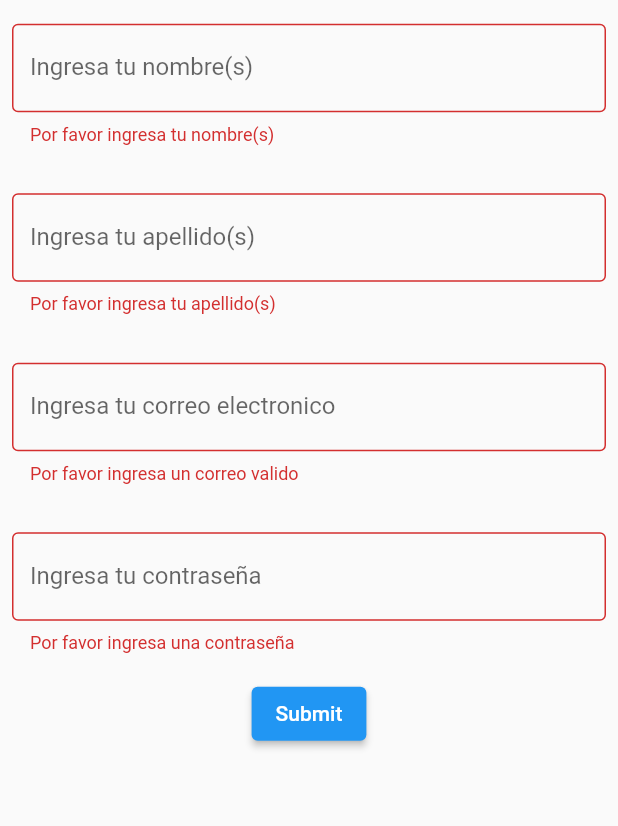
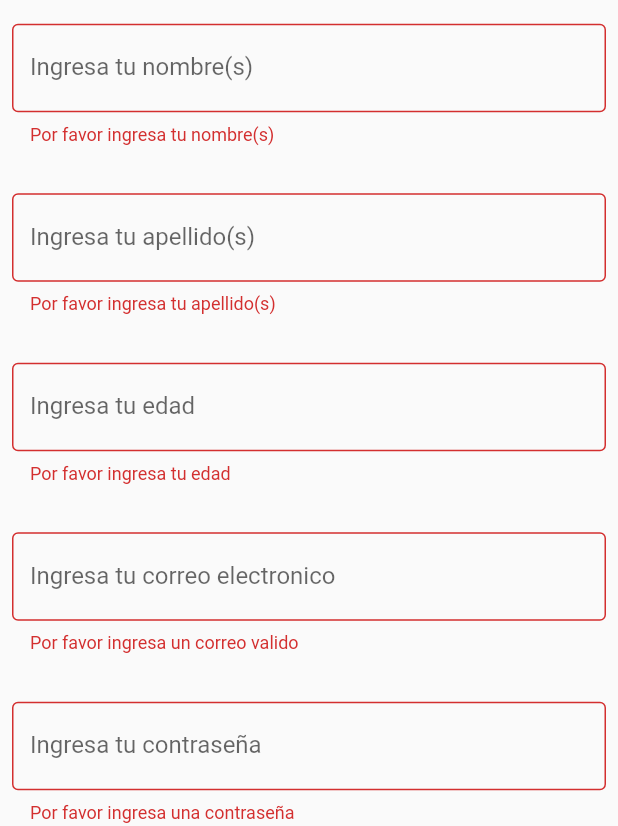
Before and after one commit to chalajr/mobileEducap, a Flutter app: the screen it shows after launch, after a tap on "Submit", on a phone screen of 412 x 824 dp, the part 410-1236 px from its top. Run offline on Flutter 3.47's test engine with Material 2 defaults, Android fonts, the phone set to English and light mode, and no system bars; our stand-ins replace email_validator.

Commit message:
Develop form validations and input save on variable

```diff
--- a/educap_flutter/lib/main.dart
+++ b/educap_flutter/lib/main.dart
@@ -46,7 +46,7 @@ class EduCap extends StatelessWidget {
         backgroundColor: eduCapBlue,
       ),
       title: "EduCap",
-      home: MyCustomForm(),
+      home: const MyCustomForm(),
     );
   }
 }
--- a/educap_flutter/lib/register_form.dart
+++ b/educap_flutter/lib/register_form.dart
@@ -1,4 +1,6 @@
 import 'package:flutter/material.dart';
+import 'package:email_validator/email_validator.dart';
+import 'dart:developer' as developer;
 
 // Define a custom Form widget.
 class MyCustomForm extends StatefulWidget {
@@ -20,6 +22,13 @@ class MyCustomFormState extends State<MyCustomForm> {
   // not a GlobalKey<MyCustomFormState>.
   final _formKey = GlobalKey<FormState>();
 
+  //Variables donde se guardara la informacion de el input del usuario despues de la validacion tienen que ser del tipo TextEditingController
+  final firstName = TextEditingController();
+  final lastName = TextEditingController();
+  final age = TextEditingController();
+  final email = TextEditingController();
+  final password = TextEditingController();
+
   @override
   Widget build(BuildContext context) {
     // Build a Form widget using the _formKey created above.
@@ -27,35 +36,45 @@ class MyCustomFormState extends State<MyCustomForm> {
       appBar: AppBar(
         title: const Text('Registro de cuenta'),
       ),
+      //SingleChildScrollView es para que puedas hacer scroll en el formulario
       body: SingleChildScrollView(
         child: Column(
           mainAxisAlignment: MainAxisAlignment.center,
           children: [
             Image.asset('images/logoEducap-bg.png'),
             Form(
+              //Key necesaria del formulario
               key: _formKey,
               child: Column(
                 children: <Widget>[
+                  //INPUT DE NOMBRE
                   Padding(
                     padding:
                         const EdgeInsets.symmetric(horizontal: 8, vertical: 16),
                     child: TextFormField(
+                      // El controlador es donde se va a guardar el input del usuario despues de la validacion
+                      controller: firstName,
+                      // Validacion del input del usuario
                       validator: (value) {
                         if (value == null || value.isEmpty) {
                           return 'Por favor ingresa tu nombre(s)';
                         }
                         return null;
                       },
+                      //Decoracion para que se vea cool el input
                       decoration: const InputDecoration(
                         border: OutlineInputBorder(),
+                        //Label
                         labelText: 'Ingresa tu nombre(s)',
                       ),
                     ),
                   ),
+                  //INPUT DE APELLIDO
                   Padding(
                     padding:
                         const EdgeInsets.symmetric(horizontal: 8, vertical: 16),
                     child: TextFormField(
+                      controller: lastName,
                       validator: (value) {
                         if (value == null || value.isEmpty) {
                           return 'Por favor ingresa tu apellido(s)';
@@ -68,14 +87,45 @@ class MyCustomFormState extends State<MyCustomForm> {
                       ),
                     ),
                   ),
+                  //INPUT DE EDAD
                   Padding(
                     padding:
                         const EdgeInsets.symmetric(horizontal: 8, vertical: 16),
                     child: TextFormField(
+                      controller: age,
+                      //El keyboard type para que sea numerico
+                      keyboardType: TextInputType.number,
                       validator: (value) {
                         if (value == null || value.isEmpty) {
+                          return 'Por favor ingresa tu edad';
+                        }
+                        return null;
+                      },
+                      decoration: const InputDecoration(
+                        border: OutlineInputBorder(),
+                        labelText: 'Ingresa tu edad',
+                      ),
+                    ),
+                  ),
+                  //INPUT DE CORREO
+                  //Aqui se pone interesante
+                  Padding(
+                    padding:
+                        const EdgeInsets.symmetric(horizontal: 8, vertical: 16),
+                    child: TextFormField(
+                      controller: email,
+                      //Keyboard type de tipo email
+                      keyboardType: TextInputType.emailAddress,
+                      //La validacion del correo es diferente por lo que importe un paquete
+                      validator: (value) {
+                        //Primero hay que revisar que el input del usuario no sea nullo
+                        if (value == null || value.isEmpty) {
+                          return 'Por favor ingresa un correo valido';
+                          //Si el input del usuario no es nulo entonces ya se puede utilizar el paquete, tiene que ser asi
+                        } else if (!EmailValidator.validate(value)) {
                           return 'Por favor ingresa un correo valido';
                         }
+                        //Si le regresas null quiere decir que la validacion paso
                         return null;
                       },
                       decoration: const InputDecoration(
@@ -84,10 +134,17 @@ class MyCustomFormState extends State<MyCustomForm> {
                       ),
                     ),
                   ),
+                  //INPUT DE CONTRASENA
                   Padding(
                     padding:
                         const EdgeInsets.symmetric(horizontal: 8, vertical: 16),
                     child: TextFormField(
+                      controller: password,
+                      //Estos parametros son para esconder la contrasena y de mas
+                      obscureText: true,
+                      enableSuggestions: false,
+                      autocorrect: false,
+                      keyboardType: TextInputType.visiblePassword,
                       validator: (value) {
                         if (value == null || value.isEmpty) {
                           return 'Por favor ingresa una contraseña';
@@ -100,6 +157,7 @@ class MyCustomFormState extends State<MyCustomForm> {
                       ),
                     ),
                   ),
+                  //Un boton que al ser presionado revisa el formulario
                   ElevatedButton(
                     onPressed: () {
                       // Validate returns true if the form is valid, or false otherwise.
@@ -107,8 +165,17 @@ class MyCustomFormState extends State<MyCustomForm> {
                         // If the form is valid, display a snackbar. In the real world,
                         // you'd often call a server or save the information in a database.
                         ScaffoldMessenger.of(context).showSnackBar(
-                          const SnackBar(content: Text('Processing Data')),
+                          const SnackBar(
+                              content: Text('Procesando información')),
                         );
+                        //Aqui va lo que es la comunicacion con la api, en este caso solo imprimi los inputs del usuario en la consola
+                        var nombre = firstName.text;
+                        var apellido = lastName.text;
+                        var edad = age.text;
+                        var correo = email.text;
+                        var contrasena = password.text;
+                        developer.log(
+                            'Nombres: $nombre, apellidos: $apellido, edad: $edad, correo: $correo, contrasena: $contrasena');
                       }
                     },
                     child: const Text('Submit'),
--- a/educap_flutter/pubspec.yaml
+++ b/educap_flutter/pubspec.yaml
@@ -45,6 +45,7 @@ dev_dependencies:
   # package. See that file for information about deactivating specific lint
   # rules and activating additional ones.
   flutter_lints: ^1.0.0
+  email_validator:
 
 # For information on the generic Dart part of this file, see the
 # following page: https://dart.dev/tools/pub/pubspec
```
Also changed, not shown: educap_flutter/pubspec.lock.
